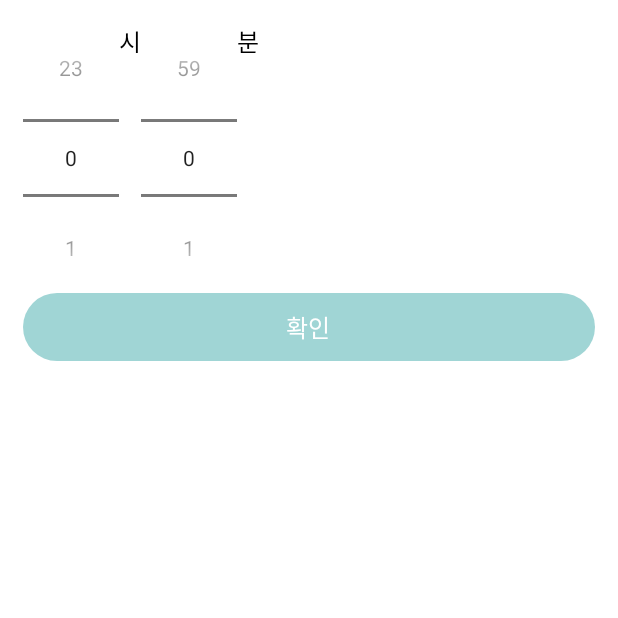
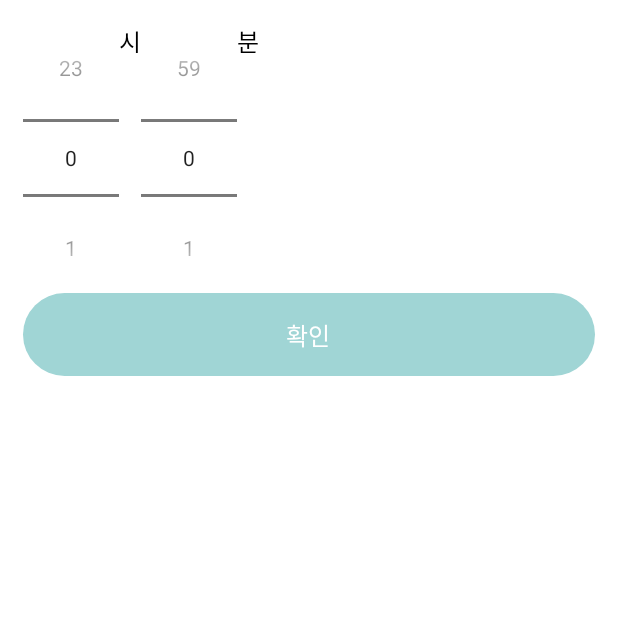
Before and after one commit to ronsze/SafeAlarm, an Android app built with Jetpack Compose: the composable Content shown on its own in the app's theme, on a phone screen of 412 x 824 dp, the top half of it. Run offline under Robolectric (Android 15) with nearby library versions, the phone set to English and light mode, and no system bars.

Commit message:
basicButton 수정

```diff
--- a/app/src/main/java/com/myproject/safealarm/ui/composable/BasicButton.kt
+++ b/app/src/main/java/com/myproject/safealarm/ui/composable/BasicButton.kt
@@ -29,7 +29,7 @@ fun BasicButton(
         enabled = enabled,
         modifier = modifier
             .fillMaxWidth()
-            .height(45.dp)
+            .height(55.dp)
     ) {
         BaseText(
             text = text,
```
Also changed, not shown: app/src/main/res/drawable/ic_bath.jpg (added).
